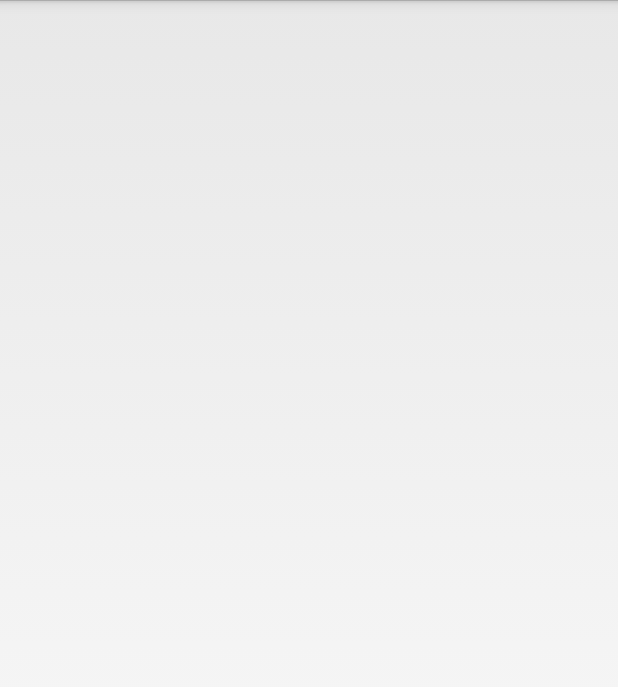
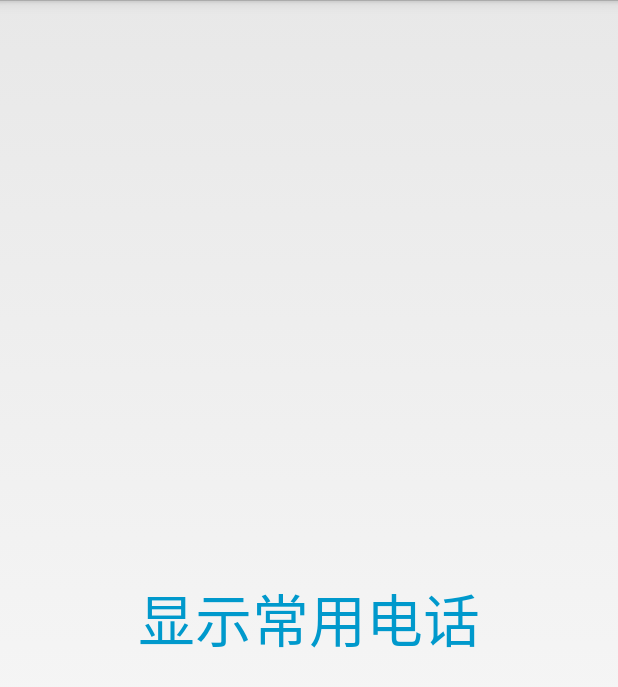
Before and after one commit to macproz/RadioPhoneApp, an Android app: the fragment PhoneOfftenFragment shown on its own in the app's theme, on a phone screen of 412 x 824 dp. Shown: the top 687 px of the screen. Run offline under Robolectric (Android 15) with nearby library versions, the phone set to English and light mode, and no system bars.

Commit message:
add phone about

```diff
--- a/app/src/main/AndroidManifest.xml
+++ b/app/src/main/AndroidManifest.xml
@@ -16,6 +16,7 @@
     <uses-permission android:name="android.permission.READ_PHONE_STATE"/>
     <uses-permission android:name="android.permission.WRITE_SYNC_SETTINGS"/>
     <uses-permission android:name="android.permission.ACCESS_COARSE_LOCATION"/>
+    <uses-permission android:name="android.permission.CALL_PHONE"/>
 
 
     <application
--- a/app/src/main/java/com/yf/radiophoneapp/PhoneOfftenFragment.java
+++ b/app/src/main/java/com/yf/radiophoneapp/PhoneOfftenFragment.java
@@ -8,13 +8,18 @@ import android.view.View;
 import android.view.View.OnClickListener;
 import android.view.ViewGroup;
 
+
+/*
+* 常用电话本页面
+*
+* */
 public class PhoneOfftenFragment extends Fragment implements OnClickListener{
 	private static final String TAG = "DialFragment";
 	ViewGroup mRootView;
 
 	@Override
 	public View onCreateView(LayoutInflater inflater, ViewGroup container, Bundle savedInstanceState) {
-		mRootView = (ViewGroup) LayoutInflater.from(getActivity()).inflate(R.layout.phone_dail_layout, null);
+		mRootView = (ViewGroup) LayoutInflater.from(getActivity()).inflate(R.layout.phone_oftenuse_layout, null);
 		findView();
 		return mRootView;
 	}
--- /dev/null
+++ b/app/src/main/res/layout/phone_oftenuse_layout.xml
@@ -0,0 +1,20 @@
+<?xml version="1.0" encoding="utf-8"?>
+<LinearLayout xmlns:android="http://schemas.android.com/apk/res/android"
+    android:layout_width="match_parent"
+    android:layout_height="match_parent"
+    android:gravity="center"
+    >
+
+
+    <!--当前设备名-->
+    <TextView
+        android:id="@+id/cur_dev_name"
+        android:textColor="@android:color/holo_blue_dark"
+        android:textSize="38sp"
+        android:layout_width="300dp"
+        android:gravity="center_horizontal"
+        android:layout_height="wrap_content"
+
+        android:text="显示常用电话"/>
+
+</LinearLayout>
```
Also changed, not shown: app/src/main/java/com/yf/radiophoneapp/DialFragment.java (+29 -1 lines), app/src/main/java/com/yf/radiophoneapp/PhoneBookFragment.java (+6 -1 lines), app/src/main/java/com/yf/radiophoneapp/TalkFragment.java (+9 -1 lines), app/src/main/res/layout/phone_book_layout.xml (added, +20 -0 lines), app/src/main/res/layout/phone_history_layout.xml (added, +20 -0 lines), 44 other files.
